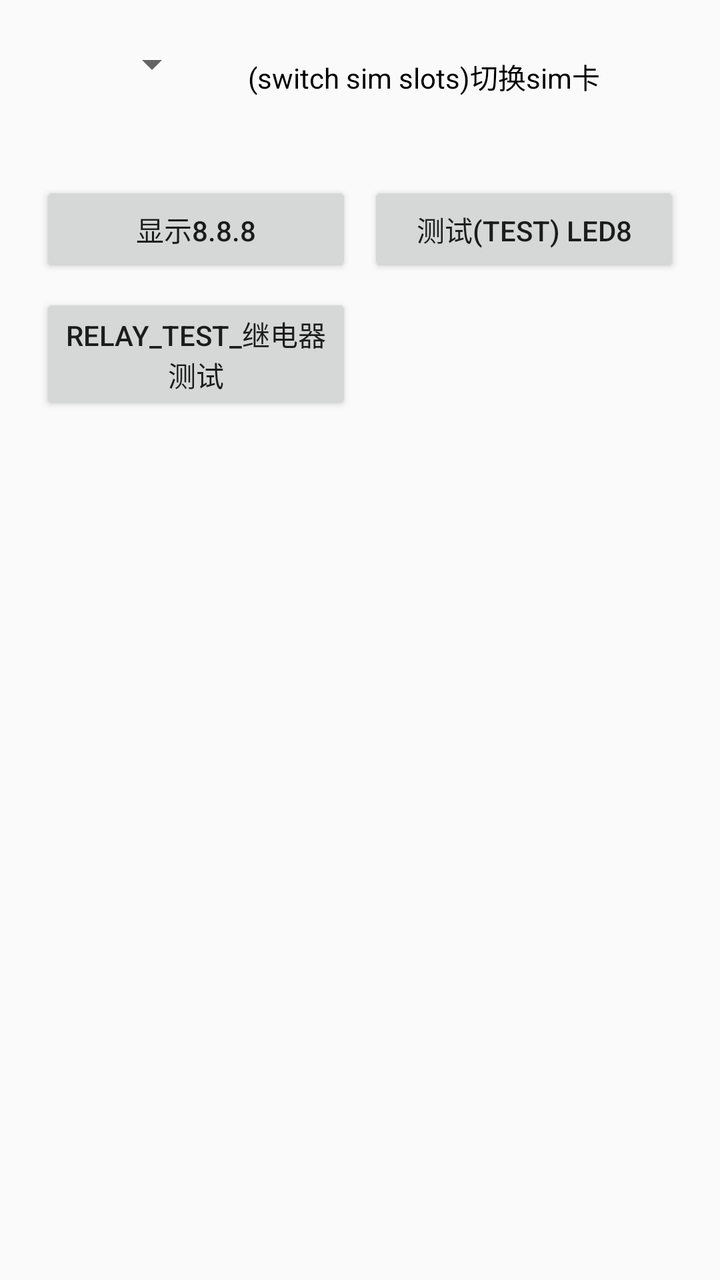
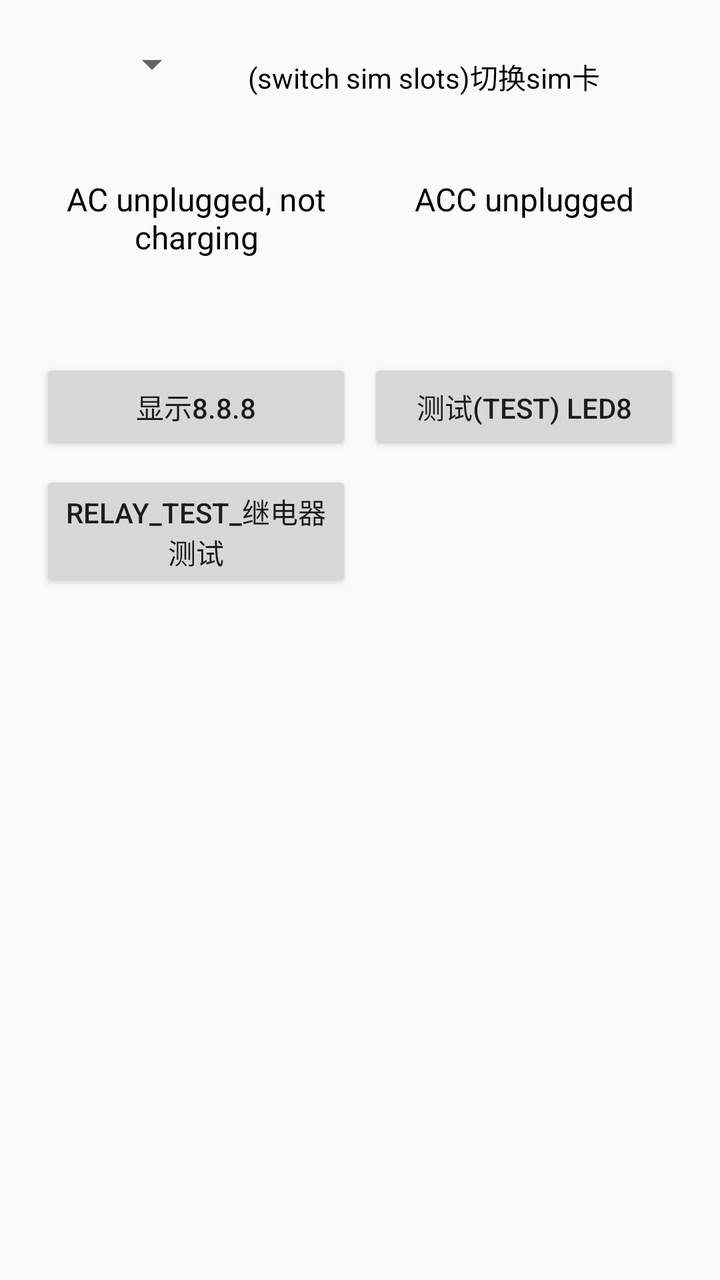

Screens rendered from an Android XML layout before and after an edit, with the pre-edit source and the edit as a unified diff.
<!-- AndroidManifest.xml: application theme AppTheme -->
<!-- res/layout/activity_main.xml -->
<?xml version="1.0" encoding="utf-8"?>
<RelativeLayout xmlns:android="http://schemas.android.com/apk/res/android"
    xmlns:tools="http://schemas.android.com/tools"
    android:layout_width="match_parent"
    android:layout_height="match_parent">

    <TextView
        android:id="@+id/textView1"
        android:layout_width="wrap_content"
        android:layout_height="wrap_content"
        android:layout_centerHorizontal="true"
        android:layout_marginTop="16dp"
        android:textSize="18sp"
        android:visibility="gone"
        android:text="LED8 Display Test" />

    <LinearLayout
        android:id="@+id/qr_container"
        android:layout_width="match_parent"
        android:layout_height="wrap_content"
        android:layout_below="@+id/textView1"
        android:layout_marginTop="20dp"
        android:orientation="horizontal"
        android:gravity="center_horizontal"
        android:paddingLeft="16dp"
        android:paddingRight="16dp">


        <Spinner
            android:id="@+id/spinner_sim"
            android:layout_width="wrap_content"
            android:layout_height="wrap_content"
            android:layout_columnWeight="1"
            android:layout_gravity="fill_horizontal"
            android:text="(switch sim slots)切换sim卡" />


        <TextView
            android:id="@+id/qrContentTextView2"
            android:layout_width="wrap_content"
            android:layout_height="wrap_content"
            android:layout_marginLeft="16dp"
            android:layout_gravity="center_vertical"
            android:textSize="14sp"
            android:text="(switch sim slots)切换sim卡"
            android:textColor="#000000"
            android:padding="8dp" />

    </LinearLayout>

    <GridLayout
        android:layout_width="match_parent"
        android:layout_height="wrap_content"
        android:layout_below="@+id/qr_container"
        android:layout_marginTop="30dp"
        android:layout_marginLeft="16dp"
        android:layout_marginRight="16dp"
        android:columnCount="2"
        android:rowCount="2"
        android:useDefaultMargins="true">

        <Button
            android:id="@+id/button2"
            android:layout_width="0dp"
            android:layout_height="wrap_content"
            android:layout_columnWeight="1"
            android:layout_gravity="fill_horizontal"
            android:text="显示8.8.8" />

        <Button
            android:id="@+id/button3"
            android:layout_width="0dp"
            android:layout_height="wrap_content"
            android:layout_columnWeight="1"
            android:layout_gravity="fill_horizontal"
            android:text="测试(test) led8" />





        <Button
            android:id="@+id/button5_camera_led"
            android:layout_width="0dp"
            android:layout_height="wrap_content"
            android:layout_columnWeight="1"
            android:layout_gravity="fill_horizontal"
            android:text="relay_test_继电器测试" />

    </GridLayout>

</RelativeLayout>
<!-- resources referenced by this layout -->
<resources>
  <style name="AppTheme" parent="Theme.AppCompat.Light.DarkActionBar">
          
          <item name="colorPrimary">@color/colorPrimary</item>
          <item name="colorPrimaryDark">@color/colorPrimaryDark</item>
          <item name="colorAccent">@color/colorAccent</item>
      </style>
  <color name="colorPrimary">#6200EE</color>
  <color name="colorPrimaryDark">#3700B3</color>
  <color name="colorAccent">#03DAC5</color>
</resources>

<!-- the commit's change to res/layout/activity_main.xml (unified diff, before → after) -->
@@ -48,10 +48,47 @@
 
     </LinearLayout>
 
+    <LinearLayout
+        android:id="@+id/power_status_container"
+        android:layout_width="match_parent"
+        android:layout_height="wrap_content"
+        android:layout_below="@+id/qr_container"
+        android:layout_marginLeft="16dp"
+        android:layout_marginTop="16dp"
+        android:layout_marginRight="16dp"
+        android:gravity="center_horizontal"
+        android:orientation="horizontal"
+        android:padding="8dp">
+
+        <TextView
+            android:id="@+id/textview_poower"
+            android:layout_width="0dp"
+            android:layout_height="wrap_content"
+            android:layout_weight="1"
+            android:gravity="center"
+            android:padding="8dp"
+            android:text="@string/power_status_ac_unplugged_not_charging"
+            android:textColor="#000000"
+            android:textSize="16sp" />
+
+        <TextView
+            android:id="@+id/textview_acc_status"
+            android:layout_width="0dp"
+            android:layout_height="wrap_content"
+            android:layout_marginLeft="16dp"
+            android:layout_weight="1"
+            android:gravity="center"
+            android:padding="8dp"
+            android:text="@string/acc_status_unplugged"
+            android:textColor="#000000"
+            android:textSize="16sp" />
+
+    </LinearLayout>
+
     <GridLayout
         android:layout_width="match_parent"
         android:layout_height="wrap_content"
-        android:layout_below="@+id/qr_container"
+        android:layout_below="@+id/power_status_container"
         android:layout_marginTop="30dp"
         android:layout_marginLeft="16dp"
         android:layout_marginRight="16dp"
<!-- resource entries referenced after the edit -->
@@ -1,5 +1,7 @@
 <!-- resources referenced by this layout -->
 <resources>
+  <string name="acc_status_unplugged">ACC unplugged</string>
+  <string name="power_status_ac_unplugged_not_charging">AC unplugged, not charging</string>
   <style name="AppTheme" parent="Theme.AppCompat.Light.DarkActionBar">
           
           <item name="colorPrimary">@color/colorPrimary</item>
